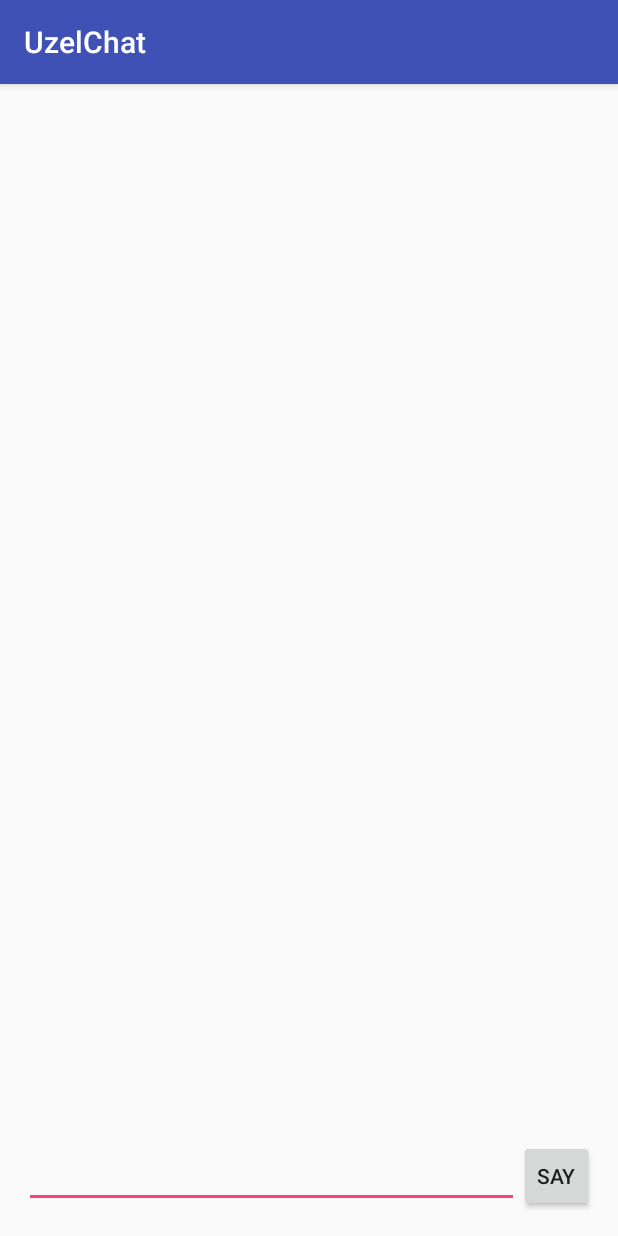
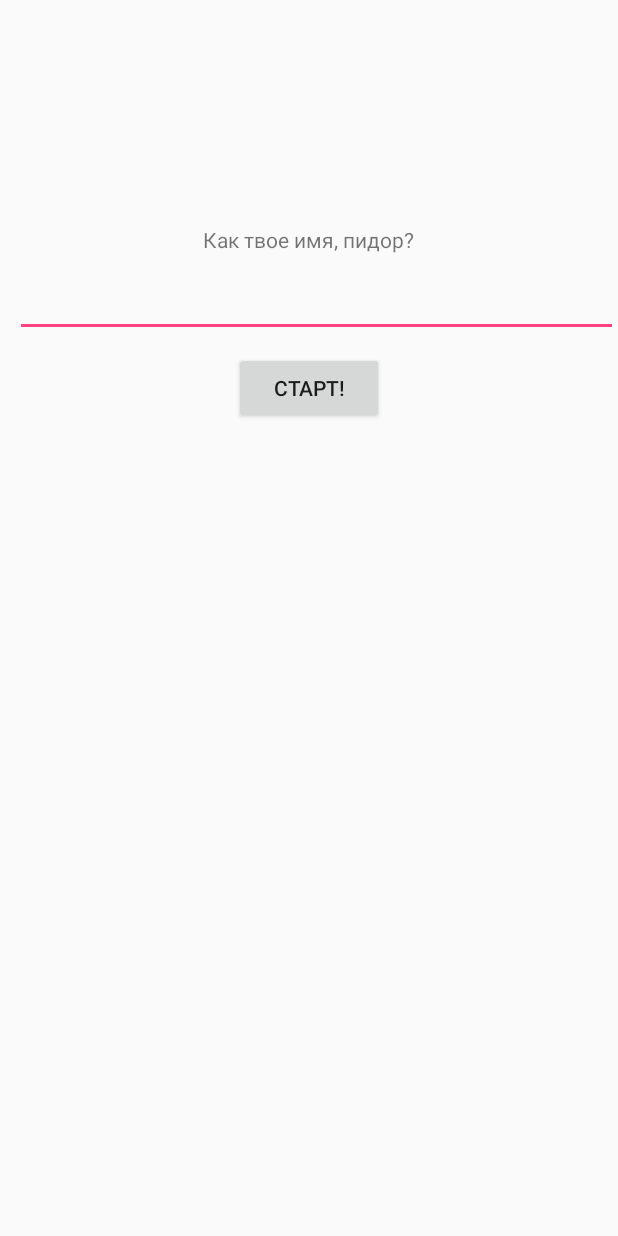
Before and after one commit to madbulok/chatUzel, an Android app: the screen it shows after launch (MainActivity before the commit, LoginActivity after it), on a phone screen of 412 x 824 dp. Run offline under Robolectric (Android 15) with nearby library versions, the phone set to English and light mode, and no system bars.

Commit message:
add login acin activity

```diff
--- a/app/src/main/AndroidManifest.xml
+++ b/app/src/main/AndroidManifest.xml
@@ -10,7 +10,8 @@
         android:label="@string/app_name"
         android:supportsRtl="true"
         android:theme="@style/AppTheme" >
-        <activity android:name=".MainActivity" >
+        <activity android:name=".MainActivity" ></activity>
+        <activity android:name=".LoginActivity">
             <intent-filter>
                 <action android:name="android.intent.action.MAIN" />
 
--- /dev/null
+++ b/app/src/main/java/com/app/jedai/uzelchat/LoginActivity.java
@@ -0,0 +1,39 @@
+package com.app.jedai.uzelchat;
+
+import android.app.Activity;
+import android.app.AlertDialog;
+import android.app.Dialog;
+import android.content.Intent;
+import android.os.Bundle;
+import android.view.View;
+import android.widget.Button;
+import android.widget.EditText;
+
+/**
+ * Created by root on 21.06.16.
+ */
+public class LoginActivity extends Activity {
+    @Override
+    protected void onCreate(Bundle savedInstanceState) {
+        super.onCreate(savedInstanceState);
+        setContentView(R.layout.login_activity);
+        final EditText text = (EditText) findViewById(R.id.nameUser);
+        Button btnLogin = (Button) findViewById(R.id.ok);
+
+        btnLogin.setOnClickListener(new View.OnClickListener() {
+            @Override
+            public void onClick(View v) {
+                Intent intent = new Intent(getApplicationContext(), MainActivity.class);
+                if (text.getText().toString().isEmpty()){
+                    AlertDialog.Builder dialog = new AlertDialog.Builder(getApplicationContext());
+                    dialog.setTitle("Ошибка!");
+                    dialog.setMessage("Имя не может быть пустым!");
+                    dialog.create();
+                } else{
+                    intent.putExtra("name", text.getText().toString());
+                    startActivity(intent);
+                }
+            }
+        });
+    }
+}
--- a/app/src/main/java/com/app/jedai/uzelchat/MainActivity.java
+++ b/app/src/main/java/com/app/jedai/uzelchat/MainActivity.java
@@ -1,5 +1,6 @@
 package com.app.jedai.uzelchat;
 
+import android.content.Intent;
 import android.support.v7.app.AppCompatActivity;
 import android.os.Bundle;
 import android.view.View;
@@ -34,10 +35,13 @@ public class MainActivity extends AppCompatActivity {
         Firebase.setAndroidContext(this);
         final Firebase ref = new Firebase("https://luminous-heat-2488.firebaseio.com/chat");
 
+        Intent intent = getIntent();
+        final String name = intent.getStringExtra("name");
+
         sendBtn.setOnClickListener(new View.OnClickListener() {
             @Override
             public void onClick(View v) {
-                ChatMessage chat = new ChatMessage("artem", messageTxt.getText().toString());
+                ChatMessage chat = new ChatMessage(name, messageTxt.getText().toString());
                 ref.push().setValue(chat);
                 messageTxt.setText("");
             }
--- /dev/null
+++ b/app/src/main/res/layout/login_activity.xml
@@ -0,0 +1,27 @@
+<?xml version="1.0" encoding="utf-8"?>
+<LinearLayout xmlns:android="http://schemas.android.com/apk/res/android"
+    android:orientation="vertical" android:layout_width="match_parent"
+    android:layout_height="match_parent">
+
+    <TextView
+        android:layout_width="wrap_content"
+        android:layout_height="wrap_content"
+        android:text="Как твое имя, пидор?"
+        android:layout_gravity="center_horizontal"
+        android:layout_marginTop="150dp" />
+
+    <EditText
+        android:layout_width="fill_parent"
+        android:layout_height="wrap_content"
+        android:id="@+id/nameUser"
+        android:layout_marginLeft="10dp"
+        android:layout_marginTop="10dp" />
+    <Button
+        android:layout_width="100dp"
+        android:layout_height="wrap_content"
+        android:text="Старт!"
+        android:id="@+id/ok"
+        android:layout_gravity="center_horizontal"
+        android:layout_marginTop="10dp" />
+
+</LinearLayout>
```
Also changed, not shown: 3 other files.
